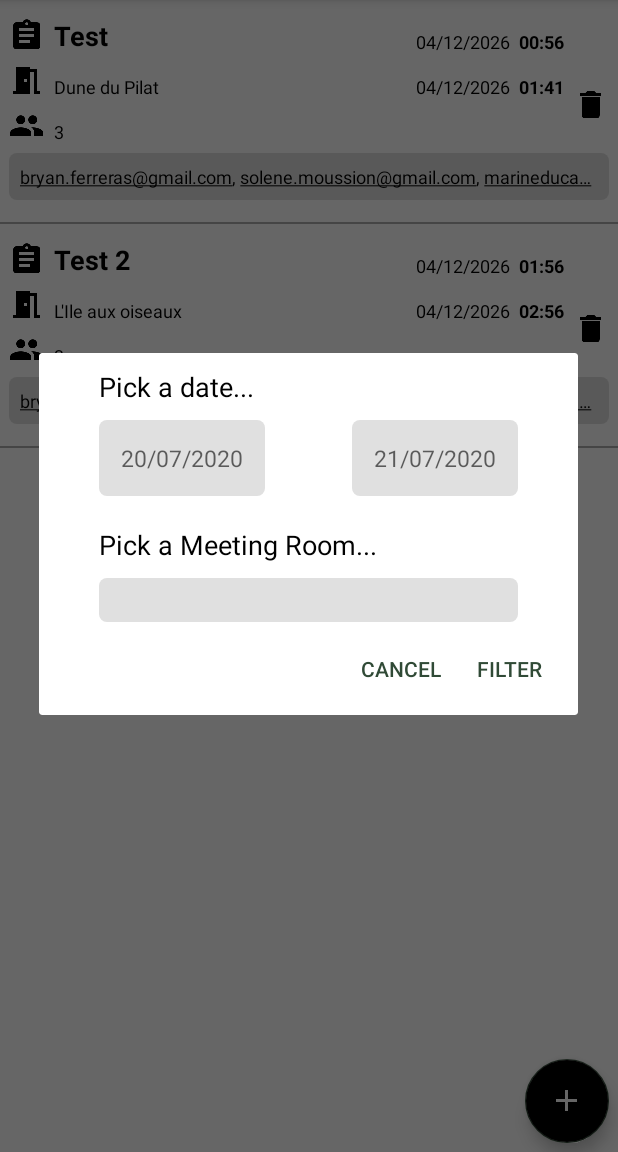
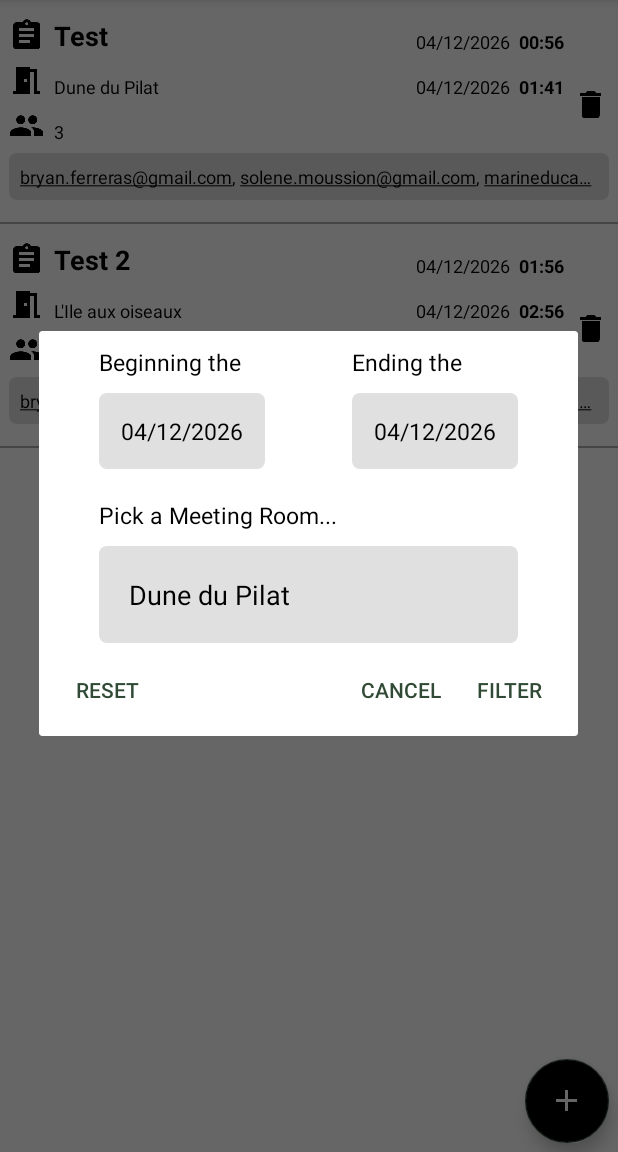
Before and after one commit to RocaFR/P04_Mareu, an Android app: the screen it shows after launch (MainActivity), after a tap on "Filter", on a phone screen of 412 x 824 dp, the part 84-1236 px from its top. Run offline under Robolectric (Android 15) with nearby library versions, the phone set to English and light mode, and no system bars; our stand-ins replace EventBus; 1 other tap on this screen came first.

Commit message:
Adding the possibility to filter Meetings by Meeting Room

```diff
--- a/app/src/main/java/bryan/roca/mareu/controllers/activities/MainActivity.java
+++ b/app/src/main/java/bryan/roca/mareu/controllers/activities/MainActivity.java
@@ -3,43 +3,49 @@ package bryan.roca.mareu.controllers.activities;
 import android.content.DialogInterface;
 import android.content.Intent;
 import android.support.design.widget.FloatingActionButton;
+import android.support.v4.app.DialogFragment;
 import android.support.v7.app.AlertDialog;
 import android.support.v7.app.AppCompatActivity;
 import android.os.Bundle;
-import android.support.v7.app.AppCompatDelegate;
 import android.support.v7.widget.DividerItemDecoration;
 import android.support.v7.widget.LinearLayoutManager;
 import android.support.v7.widget.RecyclerView;
+import android.view.LayoutInflater;
 import android.view.Menu;
 import android.view.MenuItem;
 import android.view.View;
-import android.widget.Toast;
+import android.widget.ArrayAdapter;
+import android.widget.Spinner;
+import android.widget.TextView;
 
 import org.greenrobot.eventbus.EventBus;
 import org.greenrobot.eventbus.Subscribe;
 import org.joda.time.DateTime;
 
+import java.util.ArrayList;
 import java.util.Arrays;
 import java.util.List;
 
 import bryan.roca.mareu.R;
+import bryan.roca.mareu.controllers.fragments.DatePickerFragment;
 import bryan.roca.mareu.event.DeleteMeetingEvent;
 import bryan.roca.mareu.models.Collaborator;
 import bryan.roca.mareu.models.Meeting;
-import bryan.roca.mareu.service.DummyMeetingApiService;
+import bryan.roca.mareu.models.MeetingRoom;
 import bryan.roca.mareu.service.MeetingApiService;
 import bryan.roca.mareu.ui.di.DI;
-import bryan.roca.mareu.utils.ItemClickSupport;
+import bryan.roca.mareu.utils.SetupDatesForTextViews;
 import bryan.roca.mareu.views.MeetingAdapter;
 
 
-public class MainActivity extends AppCompatActivity {
+public class MainActivity extends AppCompatActivity implements DatePickerFragment.OnDateChangeListener {
 
-    private FloatingActionButton mFloatingActionButtonAddActivity;
     private MeetingApiService mMeetingApiService;
     private RecyclerView mRecyclerView;
     private List<Meeting> mMeetingList;
     private MeetingAdapter mMeetingAdapter;
+    private TextView mTextViewFilterDateBegin;
+    private TextView mTextViewFilterDateEnd;
 
     @Override
     protected void onCreate(Bundle savedInstanceState) {
@@ -48,7 +54,7 @@ public class MainActivity extends AppCompatActivity {
 
         // Views
         mRecyclerView = findViewById(R.id.recyclerView);
-        mFloatingActionButtonAddActivity = findViewById(R.id.floatingButton_addMeeting);
+        FloatingActionButton floatingActionButtonAddActivity = findViewById(R.id.floatingButton_addMeeting);
 
         // Data
         List<Collaborator> collaboratorList = Arrays.asList(new Collaborator("bryan.ferreras@gmail.com"), new Collaborator("solene.moussion@gmail.com"), new Collaborator("marineducap33@free.fr"));
@@ -60,7 +66,7 @@ public class MainActivity extends AppCompatActivity {
 
         this.configureRecyclerView();
 
-        mFloatingActionButtonAddActivity.setOnClickListener(new View.OnClickListener() {
+        floatingActionButtonAddActivity.setOnClickListener(new View.OnClickListener() {
             @Override
             public void onClick(View pView) {
                 Intent intent = new Intent(getBaseContext(), AddMeetingActivity.class);
@@ -81,18 +87,6 @@ public class MainActivity extends AppCompatActivity {
         EventBus.getDefault().unregister(this);
     }
 
-    private void configureRecyclerView() {
-        this.initList();
-        mRecyclerView.setLayoutManager(new LinearLayoutManager(this));
-        mRecyclerView.addItemDecoration(new DividerItemDecoration(this, DividerItemDecoration.VERTICAL));
-    }
-
-    private void initList() {
-        mMeetingList = mMeetingApiService.getMeetings();
-        mMeetingAdapter = new MeetingAdapter(mMeetingList);
-        mRecyclerView.setAdapter(mMeetingAdapter);
-    }
-
     @Override
     protected void onResume() {
         super.onResume();
@@ -100,8 +94,26 @@ public class MainActivity extends AppCompatActivity {
     }
 
     /**
+     * Configure the Recyclerview for display
+     */
+    private void configureRecyclerView() {
+        this.initList();
+        mRecyclerView.setLayoutManager(new LinearLayoutManager(this));
+        mRecyclerView.addItemDecoration(new DividerItemDecoration(this, DividerItemDecoration.VERTICAL));
+    }
+
+    /**
+     * Initialize and update the Recyclerview's list
+     */
+    private void initList() {
+        mMeetingList = mMeetingApiService.getMeetings();
+        mMeetingAdapter = new MeetingAdapter(mMeetingList);
+        mRecyclerView.setAdapter(mMeetingAdapter);
+    }
+
+    /**
      * Fired when the user tap the Image Remove Button
-     * @param pDeleteMeetingEvent
+     * @param pDeleteMeetingEvent the Meeting to remove
      */
     @Subscribe
     public void onRemoveMeeting(DeleteMeetingEvent pDeleteMeetingEvent) {
@@ -109,21 +121,65 @@ public class MainActivity extends AppCompatActivity {
         this.initList();
     }
 
+    // Inflate the filter menu
     @Override
     public boolean onCreateOptionsMenu(Menu menu) {
         getMenuInflater().inflate(R.menu.main_menu, menu);
         return true;
     }
 
+    // Fired when filter button was clicked
     @Override
     public boolean onOptionsItemSelected(MenuItem item) {
-        if (item.getItemId() == R.id.menuMain_item_filter) {
+        if ( item.getItemId() == R.id.menuMain_item_filter ) {
             AlertDialog.Builder builder = new AlertDialog.Builder(this);
-            builder.setView(R.layout.fragment_filter_meetings);
+            LayoutInflater inflater = LayoutInflater.from(this);
+            View view = inflater.inflate(R.layout.fragment_filter_meetings, null);
+
+            mTextViewFilterDateBegin = view.findViewById(R.id.fragment_filter_textView_dateBegin);
+            mTextViewFilterDateEnd = view.findViewById(R.id.fragment_filter_textView_dateEnd);
+            SetupDatesForTextViews setup = new SetupDatesForTextViews();
+            setup.setup();
+            mTextViewFilterDateBegin.setText(setup.getDayOfMonthBegin() + "/" + setup.getMonthOfYearBegin() + "/" + setup.getYear());
+            mTextViewFilterDateEnd.setText(setup.getDayOfMonthEnd() + "/" + setup.getMonthOfYearEnd() + "/" + setup.getYear());
+
+            mTextViewFilterDateBegin.setOnClickListener(new View.OnClickListener() {
+                @Override
+                public void onClick(View v) {
+                    DialogFragment dialogFragment = new DatePickerFragment();
+                    dialogFragment.show(getSupportFragmentManager(), "filterDateBeginPicker");
+                }
+            });
+            mTextViewFilterDateEnd.setOnClickListener(new View.OnClickListener() {
+                @Override
+                public void onClick(View v) {
+                    DialogFragment dialogFragment = new DatePickerFragment();
+                    dialogFragment.show(getSupportFragmentManager(), "filterDateEndPicker");
+                }
+            });
+            final Spinner spinner = view.findViewById(R.id.fragment_filter_spinner_MeetingRoom);
+            final List<MeetingRoom> meetingRoomsFiltered = new ArrayList<>();
+            ArrayAdapter<MeetingRoom> meetingRoomArrayAdapter = new ArrayAdapter<>(this, R.layout.spinner_item, meetingRoomsFiltered);
+            for (Meeting meeting : mMeetingList) {
+                if (!meetingRoomsFiltered.contains(meeting.getPlace())) {
+                    meetingRoomsFiltered.add(meeting.getPlace());
+                }
+            }
+            spinner.setAdapter(meetingRoomArrayAdapter);
+            builder.setView(view);
             builder.setPositiveButton("Filter", new DialogInterface.OnClickListener() {
                 @Override
                 public void onClick(DialogInterface dialog, int which) {
-
+                    List<Meeting> filteredMeetings = mMeetingApiService.getMeetings((MeetingRoom)spinner.getSelectedItem());
+                    mMeetingAdapter = new MeetingAdapter(filteredMeetings);
+                    mRecyclerView.setAdapter(mMeetingAdapter);
+                }
+            });
+            builder.setNeutralButton("Reset", new DialogInterface.OnClickListener() {
+                @Override
+                public void onClick(DialogInterface dialog, int which) {
+                    mMeetingAdapter = new MeetingAdapter(mMeetingList);
+                    mRecyclerView.setAdapter(mMeetingAdapter);
                 }
             });
             builder.setNegativeButton("Cancel", new DialogInterface.OnClickListener() {
@@ -139,4 +195,17 @@ public class MainActivity extends AppCompatActivity {
             return super.onOptionsItemSelected(item);
         }
     }
+
+    // Update the Date TextView for filter
+    @Override
+    public void onDateChange(String pTag, String pI, String pI1, String pI2) {
+        switch (pTag) {
+            case "filterDateBeginPicker":
+                mTextViewFilterDateBegin.setText(pI2 + "/" + pI1 + "/" +pI);
+                break;
+            case "filterDateEndPicker":
+                mTextViewFilterDateEnd.setText(pI2 + "/" + pI1 + "/" +pI);
+                break;
+        }
+    }
 }
--- a/app/src/main/java/bryan/roca/mareu/utils/IsEmailValid.java
+++ b/app/src/main/java/bryan/roca/mareu/utils/IsEmailValid.java
@@ -7,9 +7,8 @@ import java.util.regex.Pattern;
  * Check if e-mail address is valid
  */
 public class IsEmailValid {
-    private static String regex = "^[a-zA-Z0-9_!#$%&’*+/=?`{|}~^.-]+@[a-zA-Z0-9.-]+$";
-
     public static Boolean isEmailAddressValid(String pEmailAdrress) {
+        String regex = "^[a-zA-Z0-9_!#$%&’*+/=?`{|}~^.-]+@[a-zA-Z0-9.-]+$";
         Pattern pattern = Pattern.compile(regex);
         Matcher matcher = pattern.matcher(pEmailAdrress);
 
--- /dev/null
+++ b/app/src/main/java/bryan/roca/mareu/utils/SetupDatesForTextViews.java
@@ -0,0 +1,79 @@
+package bryan.roca.mareu.utils;
+
+import org.joda.time.DateTime;
+import org.joda.time.format.DateTimeFormat;
+import org.joda.time.format.DateTimeFormatter;
+
+public class SetupDatesForTextViews {
+    private String dayOfMonthBegin;
+    private String monthOfYearBegin;
+    private String year;
+    private String hourBegin;
+    private String minutesBegin;
+    private String dayOfMonthEnd;
+    private String monthOfYearEnd;
+    private String hourEnd;
+    private String minutesEnd;
+
+    public void setup() {
+        // Formatters
+        DateTimeFormatter dateTimeFormatterDay = DateTimeFormat.forPattern("dd");
+        DateTimeFormatter dateTimeFormatterMonth = DateTimeFormat.forPattern("MM");
+        DateTimeFormatter dateTimeFormatterYear = DateTimeFormat.forPattern("yyyy");
+        DateTimeFormatter dateTimeFormatterHour = DateTimeFormat.forPattern("HH");
+        DateTimeFormatter dateTimeFormatterMinutes= DateTimeFormat.forPattern("mm");
+
+        // Dates
+        DateTime dateTimeBegin = DateTime.now();
+        DateTime dateTimeEnd = dateTimeBegin.plusHours(1);
+
+        // Fetching begin datas
+        dayOfMonthBegin = dateTimeBegin.toString(dateTimeFormatterDay);
+        monthOfYearBegin = dateTimeBegin.toString(dateTimeFormatterMonth);
+        year = dateTimeBegin.toString(dateTimeFormatterYear);
+        hourBegin = dateTimeBegin.toString(dateTimeFormatterHour);
+        minutesBegin = dateTimeBegin.toString(dateTimeFormatterMinutes);
+
+        // Fetching end datas
+        dayOfMonthEnd = dateTimeEnd.toString(dateTimeFormatterDay);
+        monthOfYearEnd = dateTimeEnd.toString(dateTimeFormatterMonth);
+        hourEnd = dateTimeEnd.toString(dateTimeFormatterHour);
+        minutesEnd = dateTimeEnd.toString(dateTimeFormatterMinutes);
+    }
+
+    public String getDayOfMonthBegin() {
+        return dayOfMonthBegin;
+    }
+
+    public String getMonthOfYearBegin() {
+        return monthOfYearBegin;
+    }
+
+    public String getYear() {
+        return year;
+    }
+
+    public String getHourBegin() {
+        return hourBegin;
+    }
+
+    public String getMinutesBegin() {
+        return minutesBegin;
+    }
+
+    public String getDayOfMonthEnd() {
+        return dayOfMonthEnd;
+    }
+
+    public String getMonthOfYearEnd() {
+        return monthOfYearEnd;
+    }
+
+    public String getHourEnd() {
+        return hourEnd;
+    }
+
+    public String getMinutesEnd() {
+        return minutesEnd;
+    }
+}
--- a/app/src/main/res/layout/fragment_filter_meetings.xml
+++ b/app/src/main/res/layout/fragment_filter_meetings.xml
@@ -7,15 +7,26 @@
     tools:context=".FilterMeetingsFragment">
 
     <TextView
-        android:id="@+id/fragment_filter_textView_pickADate"
+        android:id="@+id/fragment_filter_textView_pickDateBegin"
         android:layout_width="wrap_content"
         android:layout_height="wrap_content"
         app:layout_constraintStart_toStartOf="@id/fragment_filter_textView_dateBegin"
         app:layout_constraintTop_toTopOf="parent"
-        android:text="Pick a date..."
-        android:textSize="18sp"
+        android:text="@string/fragment_filter_textview_beginningdate"
+        android:textSize="15sp"
         android:textColor="@android:color/black"
         android:layout_marginTop="10dp"/>
+
+    <TextView
+        android:id="@+id/fragment_filter_textView_pickDateEnd"
+        android:layout_width="wrap_content"
+        android:layout_height="wrap_content"
+        app:layout_constraintStart_toStartOf="@id/fragment_filter_textView_dateEnd"
+        app:layout_constraintTop_toTopOf="parent"
+        android:textSize="15sp"
+        android:textColor="@android:color/black"
+        android:layout_marginTop="10dp"
+        android:text="@string/fragment_filter_textview_endingdate"/>
 
 
     <TextView
@@ -23,7 +34,7 @@
         android:layout_width="0dp"
         android:layout_height="wrap_content"
         style="@style/Fields"
-        app:layout_constraintTop_toBottomOf="@id/fragment_filter_textView_pickADate"
+        app:layout_constraintTop_toBottomOf="@id/fragment_filter_textView_pickDateBegin"
         android:layout_marginTop="10dp"
         app:layout_constraintStart_toStartOf="parent"
         android:textSize="15sp"
@@ -48,7 +59,7 @@
         app:layout_constraintStart_toStartOf="@id/fragment_filter_textView_dateBegin"
         app:layout_constraintTop_toBottomOf="@id/fragment_filter_textView_dateBegin"
         android:text="Pick a Meeting Room..."
-        android:textSize="18sp"
+        android:textSize="15sp"
         android:textColor="@android:color/black"
         android:layout_marginTop="20dp"/>
 
--- a/app/src/main/res/values/strings.xml
+++ b/app/src/main/res/values/strings.xml
@@ -13,4 +13,6 @@
     <string name="item_filter">Filter</string>
     <!-- TODO: Remove or change this placeholder text -->
     <string name="hello_blank_fragment">Hello blank fragment</string>
+    <string name="fragment_filter_textview_beginningdate">Beginning the</string>
+    <string name="fragment_filter_textview_endingdate">Ending the</string>
 </resources>
```
Also changed, not shown: app/src/main/java/bryan/roca/mareu/controllers/activities/AddMeetingActivity.java (+12 -30 lines).
